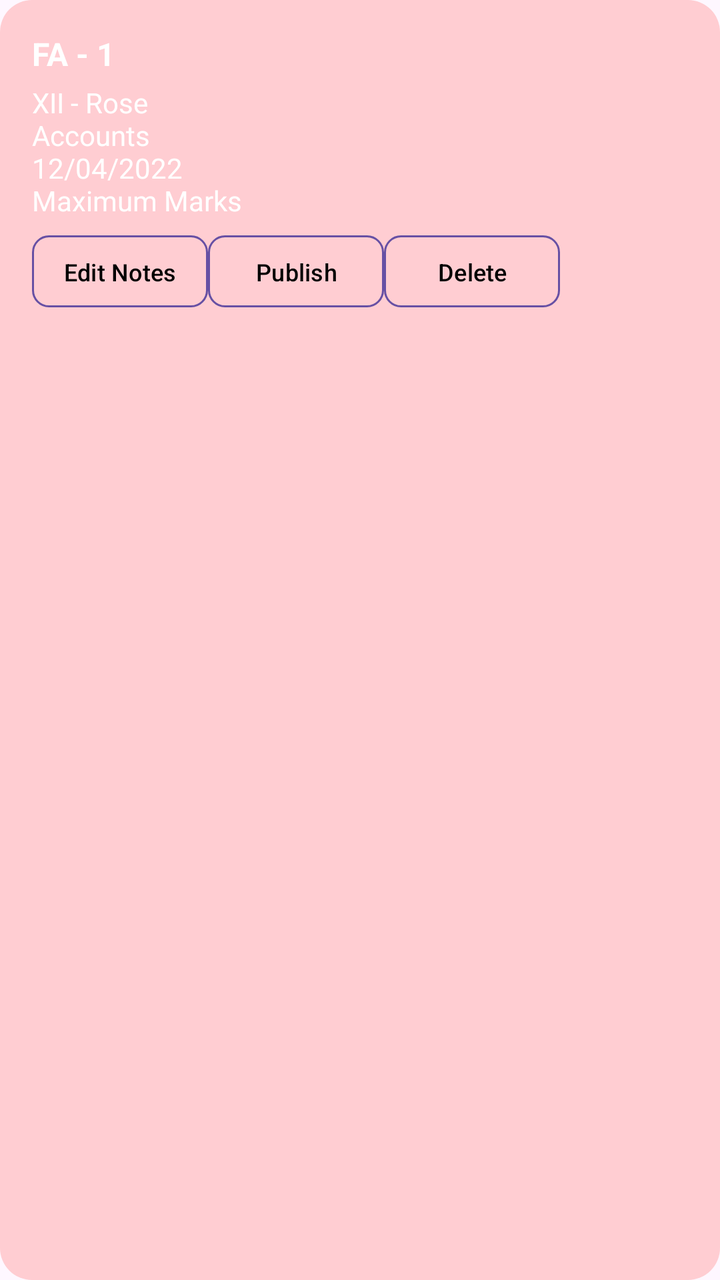
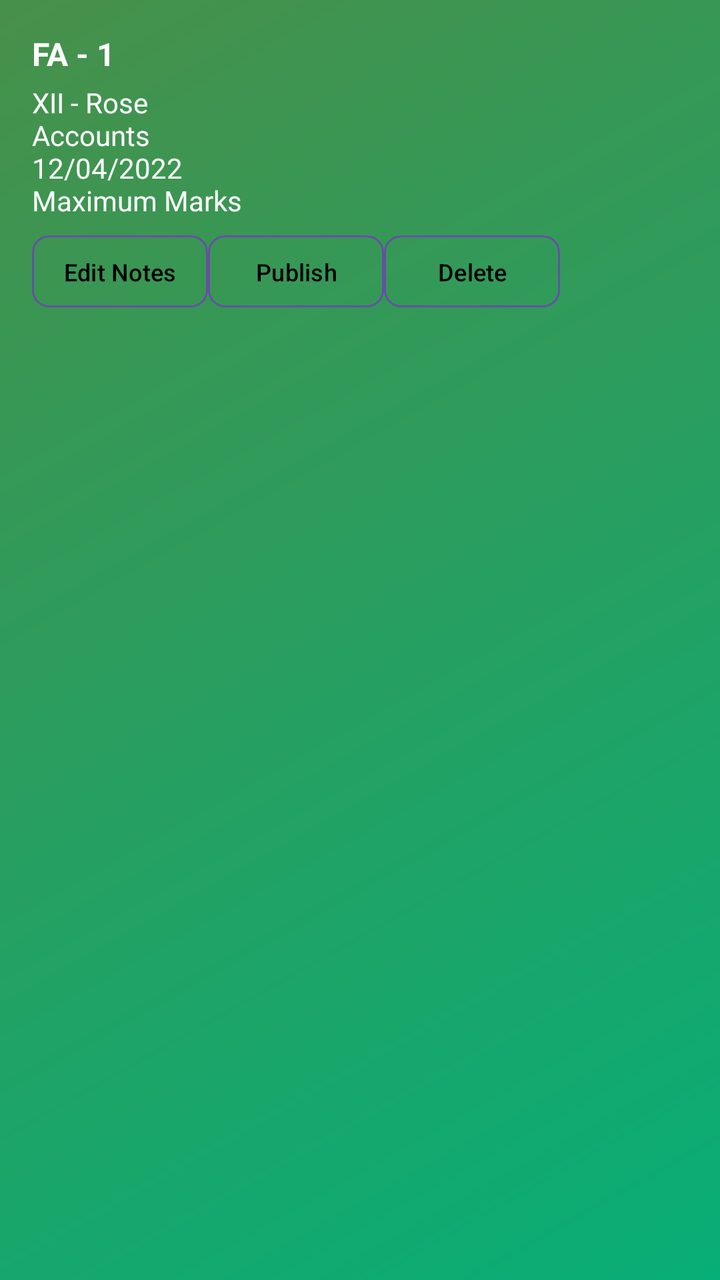

Two renders of the same Android screen: before a commit and after it. Below are the layout's source before the change and the commit's diff.
<!-- AndroidManifest.xml: application theme Theme.WILPROJECT -->
<!-- res/layout/item_note_card.xml -->
<?xml version="1.0" encoding="utf-8"?>
<LinearLayout xmlns:android="http://schemas.android.com/apk/res/android"
    xmlns:tools="http://schemas.android.com/tools"
    android:layout_width="match_parent"
    android:layout_height="wrap_content"
    android:orientation="vertical"
    android:background="@drawable/bg_note_card_pink"
    android:padding="16dp">

    <TextView
        android:id="@+id/note_title"
        android:layout_width="wrap_content"
        android:layout_height="wrap_content"
        android:text="FA - 1"
        android:textSize="16sp"
        android:textStyle="bold"
        android:textColor="@android:color/white" />

    <TextView
        android:id="@+id/note_details"
        android:layout_width="wrap_content"
        android:layout_height="wrap_content"
        android:text="XII - Rose\nAccounts\n12/04/2022\nMaximum Marks"
        android:textSize="14sp"
        android:layout_marginTop="4dp"
        android:textColor="@android:color/white" />

    <LinearLayout
        android:layout_width="match_parent"
        android:layout_height="wrap_content"
        android:layout_marginTop="8dp"
        android:orientation="horizontal"
        android:gravity="center_vertical"
        android:layout_gravity="center"
        >

        <Button
            style="@style/NoteActionButton"
            android:drawableStart="@drawable/ic_edit"
            android:text="Edit Notes"
            tools:ignore="TouchTargetSizeCheck" />

        <Button
            style="@style/NoteActionButton"
            android:drawableStart="@drawable/ic_publish"
            android:text="Publish"
            tools:ignore="TouchTargetSizeCheck" />

        <Button
            style="@style/NoteActionButton"
            android:drawableStart="@drawable/ic_delete"
            android:text="Delete"
            tools:ignore="TouchTargetSizeCheck" />
    </LinearLayout>
</LinearLayout>
<!-- resources referenced by this layout -->
<resources>
  <!-- drawable bg_note_card_pink (drawable) -->
  <shape xmlns:android="http://schemas.android.com/apk/res/android"
      android:shape="rectangle">
      <solid android:color="@color/note_pink"/>
      <corners android:radius="16dp"/>
  </shape>
  <!-- drawable ic_delete (drawable) -->
  <vector xmlns:android="http://schemas.android.com/apk/res/android" android:height="24dp" android:tint="#000000" android:viewportHeight="24" android:viewportWidth="24" android:width="24dp">
        
      <path android:fillColor="@android:color/white" android:pathData="M6,19c0,1.1 0.9,2 2,2h8c1.1,0 2,-0.9 2,-2V7H6v12zM19,4h-3.5l-1,-1h-5l-1,1H5v2h14V4z"/>
      
  </vector>
  <!-- drawable ic_edit (drawable) -->
  <vector xmlns:android="http://schemas.android.com/apk/res/android" android:height="24dp" android:tint="#000000" android:viewportHeight="24" android:viewportWidth="24" android:width="24dp">
        
      <path android:fillColor="@android:color/white" android:pathData="M3,17.25V21h3.75L17.81,9.94l-3.75,-3.75L3,17.25zM20.71,7.04c0.39,-0.39 0.39,-1.02 0,-1.41l-2.34,-2.34c-0.39,-0.39 -1.02,-0.39 -1.41,0l-1.83,1.83 3.75,3.75 1.83,-1.83z"/>
      
  </vector>
  <!-- drawable ic_publish (drawable) -->
  <vector xmlns:android="http://schemas.android.com/apk/res/android" android:autoMirrored="true" android:height="24dp" android:tint="#000000" android:viewportHeight="24" android:viewportWidth="24" android:width="24dp">
        
      <path android:fillColor="@android:color/white" android:pathData="M20,2L4,2c-1.1,0 -1.99,0.9 -1.99,2L2,22l4,-4h14c1.1,0 2,-0.9 2,-2L22,4c0,-1.1 -0.9,-2 -2,-2zM6,9h12v2L6,11L6,9zM14,14L6,14v-2h8v2zM18,8L6,8L6,6h12v2z"/>
      
  </vector>
  <style name="NoteActionButton">
          <item name="android:layout_width">wrap_content</item>
          <item name="android:layout_height">36dp</item>
          <item name="android:background">@drawable/input_outline</item>
          <item name="android:textSize">12sp</item>
          <item name="android:textColor">#000000</item>
          <item name="android:paddingStart">8dp</item>
          <item name="android:paddingEnd">8dp</item>
      </style>
  <style name="Theme.WILPROJECT" parent="Base.Theme.WILPROJECT" />
  <color name="note_pink">#FFCDD2</color>
  <!-- drawable input_outline (drawable) -->
  <shape xmlns:android="http://schemas.android.com/apk/res/android"
      android:shape="rectangle">
      <solid android:color="@android:color/transparent" />
      <stroke android:color="@color/purple" android:width="1dp" />
      <corners android:radius="8dp" />
  </shape>
  <style name="Base.Theme.WILPROJECT" parent="Theme.Material3.DayNight.NoActionBar">
          
          
      </style>
  <color name="purple">#9D61E0</color>
</resources>

<!-- the commit's change to res/layout/item_note_card.xml (unified diff, before → after) -->
@@ -4,7 +4,7 @@
     android:layout_width="match_parent"
     android:layout_height="wrap_content"
     android:orientation="vertical"
-    android:background="@drawable/bg_note_card_pink"
+    android:background="@drawable/background_gradient"
     android:padding="16dp">
 
     <TextView
<!-- resource entries referenced after the edit -->
@@ -1,10 +1,13 @@
 <!-- resources referenced by this layout -->
 <resources>
-  <!-- drawable bg_note_card_pink (drawable) -->
-  <shape xmlns:android="http://schemas.android.com/apk/res/android"
-      android:shape="rectangle">
-      <solid android:color="@color/note_pink"/>
-      <corners android:radius="16dp"/>
+  <!-- drawable background_gradient (drawable) -->
+  <?xml version="1.0" encoding="utf-8"?>
+  <shape xmlns:android="http://schemas.android.com/apk/res/android">
+      <gradient
+          android:startColor="#08AE77"
+          android:endColor="#47904A"
+          android:angle="135" />
+      <corners android:radius="0dp" />
   </shape>
   <!-- drawable ic_delete (drawable) -->
   <vector xmlns:android="http://schemas.android.com/apk/res/android" android:height="24dp" android:tint="#000000" android:viewportHeight="24" android:viewportWidth="24" android:width="24dp">
@@ -34,18 +37,17 @@
           <item name="android:paddingEnd">8dp</item>
       </style>
   <style name="Theme.WILPROJECT" parent="Base.Theme.WILPROJECT" />
-  <color name="note_pink">#FFCDD2</color>
   <!-- drawable input_outline (drawable) -->
   <shape xmlns:android="http://schemas.android.com/apk/res/android"
       android:shape="rectangle">
       <solid android:color="@android:color/transparent" />
-      <stroke android:color="@color/purple" android:width="1dp" />
+      <stroke android:color="@color/white" android:width="1dp" />
       <corners android:radius="8dp" />
   </shape>
   <style name="Base.Theme.WILPROJECT" parent="Theme.Material3.DayNight.NoActionBar">
           
           
       </style>
-  <color name="purple">#9D61E0</color>
+  <color name="white">#FFFFFFFF</color>
 </resources>
 
